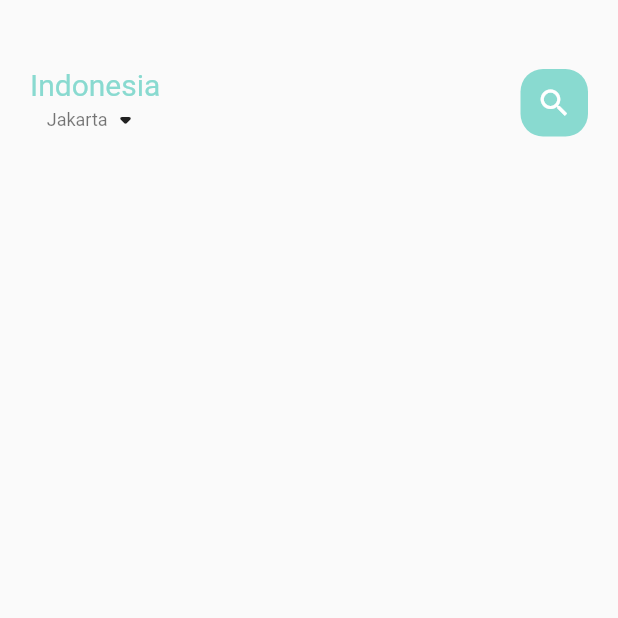
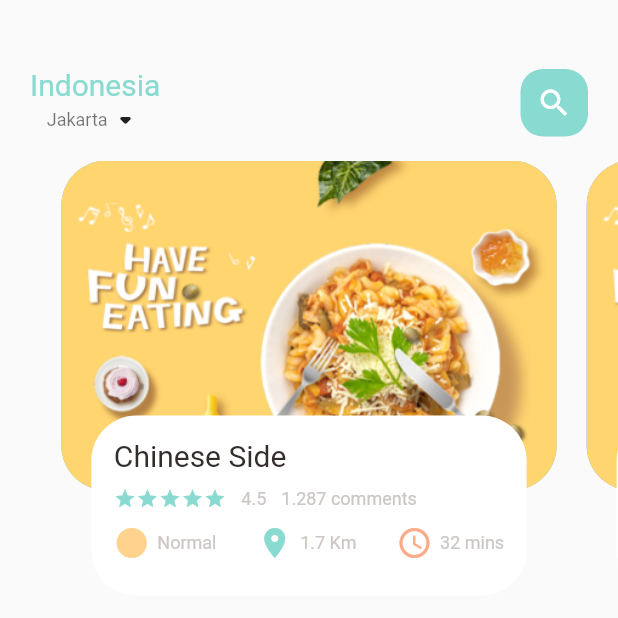
Before and after one commit to satyapratamak/dbestech.food-delivery.food-delivery-flutter, a Flutter app: the screen it shows after launch, on a phone screen of 412 x 824 dp, the top half of it. Run offline on Flutter 3.47's test engine with Material 2 defaults, Android fonts, the phone set to English and light mode, and no system bars.

Commit message:
dbestech Food Delivery Part 1 = 01:25:00 Carousel in Main Page Without Zoom In

```diff
--- a/lib/home/food_page_body.dart
+++ b/lib/home/food_page_body.dart
@@ -0,0 +1,111 @@
+import 'package:flutter/cupertino.dart';
+import 'package:flutter/material.dart';
+import 'package:food_delivery_flutter/utils/colors.dart';
+import 'package:food_delivery_flutter/widgets/big_text.dart';
+import 'package:food_delivery_flutter/widgets/icon_and_text.dart';
+import 'package:food_delivery_flutter/widgets/small_text.dart';
+
+class FoodPageBody extends StatefulWidget {
+  const FoodPageBody({Key? key}) : super(key: key);
+
+  @override
+  State<FoodPageBody> createState() => _FoodPageBodyState();
+}
+
+class _FoodPageBodyState extends State<FoodPageBody> {
+  PageController pageController =
+      PageController(viewportFraction: 0.85); // space between slide
+  @override
+  Widget build(BuildContext context) {
+    return Container(
+      //color: Colors.redAccent,
+      height: 320,
+      child: PageView.builder(
+        controller: pageController,
+        itemCount: 5,
+        itemBuilder: (context, position) {
+          return _buildPageItem(position);
+        },
+      ),
+    );
+  }
+
+  Widget _buildPageItem(int index) {
+    // build element of carousel
+    return Stack(
+      children: [
+        Container(
+          height: 220,
+          margin: const EdgeInsets.only(left: 10, right: 10),
+          decoration: BoxDecoration(
+            borderRadius: BorderRadius.circular(30),
+            color: index.isEven
+                ? const Color(0xFF69c5df)
+                : const Color(0xFF9294cc),
+            image: const DecorationImage(
+              fit: BoxFit.cover,
+              image: AssetImage("assets/image/food0.png"),
+            ),
+          ),
+        ),
+        Align(
+          alignment: Alignment.bottomCenter,
+          child: Container(
+            height: 120,
+            margin: const EdgeInsets.only(left: 30, right: 30, bottom: 30),
+            decoration: BoxDecoration(
+              borderRadius: BorderRadius.circular(30),
+              color: Colors.white,
+            ),
+            child: Container(
+              padding: const EdgeInsets.only(top: 15, right: 15, left: 15),
+              child: Column(
+                crossAxisAlignment: CrossAxisAlignment.start,
+                children: [
+                  BigText(text: "Chinese Side"),
+                  SizedBox(height: 10),
+                  Row(
+                    children: [
+                      Wrap(
+                        children: List.generate(
+                          5,
+                          (index) => Icon(Icons.star,
+                              color: AppColors.mainColor, size: 15),
+                        ),
+                      ),
+                      SizedBox(width: 10),
+                      SmallText(text: "4.5"),
+                      SizedBox(width: 10),
+                      SmallText(text: "1.287 comments"),
+                    ],
+                  ),
+                  SizedBox(height: 10),
+                  Row(
+                    mainAxisAlignment: MainAxisAlignment.spaceBetween,
+                    children: [
+                      IconAndTextWidget(
+                        icon: Icons.circle_sharp,
+                        text: "Normal",
+                        iconColor: AppColors.iconColor1,
+                      ),
+                      IconAndTextWidget(
+                        icon: Icons.location_on,
+                        text: "1.7 Km",
+                        iconColor: AppColors.mainColor,
+                      ),
+                      IconAndTextWidget(
+                        icon: Icons.access_time_rounded,
+                        text: "32 mins",
+                        iconColor: AppColors.iconColor2,
+                      ),
+                    ],
+                  ),
+                ],
+              ),
+            ),
+          ),
+        ),
+      ],
+    );
+  }
+}
--- a/lib/home/main_food_page.dart
+++ b/lib/home/main_food_page.dart
@@ -1,5 +1,6 @@
 import 'package:flutter/cupertino.dart';
 import 'package:flutter/material.dart';
+import 'package:food_delivery_flutter/home/food_page_body.dart';
 import 'package:food_delivery_flutter/utils/colors.dart';
 import 'package:food_delivery_flutter/widgets/big_text.dart';
 import 'package:food_delivery_flutter/widgets/small_text.dart';
@@ -58,6 +59,7 @@
             ),
           ),
           //Body
+          FoodPageBody(),
           //Footer
         ],
       ),
--- /dev/null
+++ b/lib/widgets/icon_and_text.dart
@@ -0,0 +1,27 @@
+import 'package:flutter/cupertino.dart';
+import 'package:food_delivery_flutter/widgets/small_text.dart';
+
+class IconAndTextWidget extends StatelessWidget {
+  final IconData
+      icon; // Method to pass Icon. Can not pass Icon as parameter so using IconData
+  final String text;
+
+  final Color iconColor;
+  const IconAndTextWidget(
+      {Key? key,
+      required this.icon,
+      required this.text,
+      required this.iconColor})
+      : super(key: key);
+
+  @override
+  Widget build(BuildContext context) {
+    return Row(
+      children: [
+        Icon(icon, color: iconColor),
+        SizedBox(width: 5),
+        SmallText(text: text),
+      ],
+    );
+  }
+}
```
